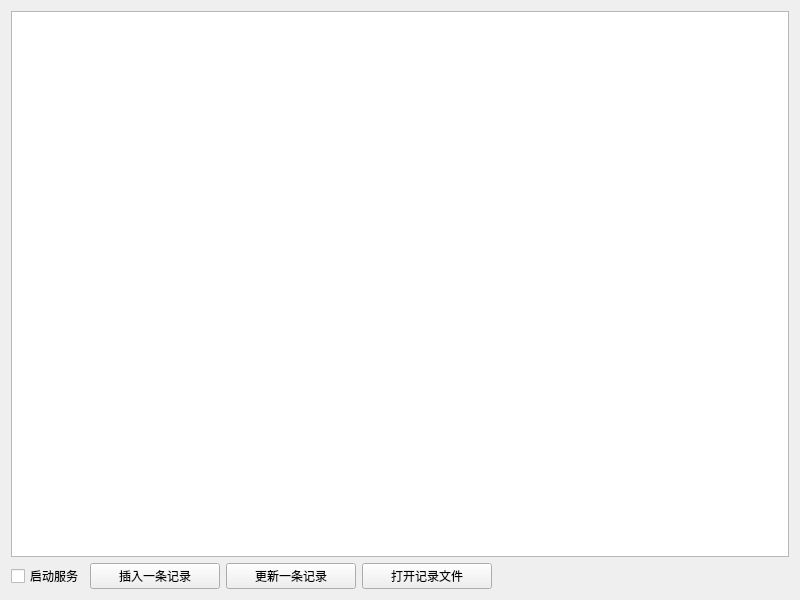
Above: saveruntime/frmsaveruntime.ui from feiyangqingyun/QWidgetDemo before the change. Below: the same form after it.
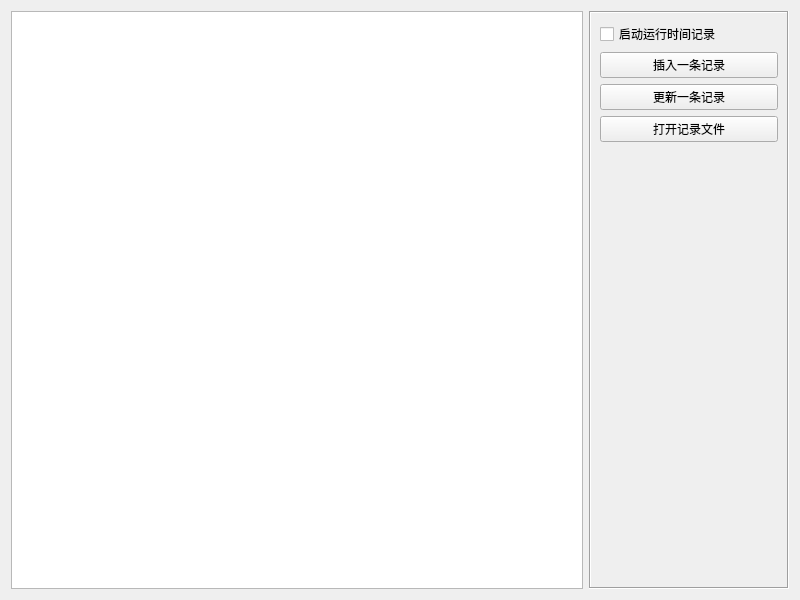
That is the form after the change.

```diff
--- a/saveruntime/frmsaveruntime.ui
+++ b/saveruntime/frmsaveruntime.ui
@@ -13,16 +13,35 @@
   <property name="windowTitle">
    <string>Form</string>
   </property>
-  <layout class="QVBoxLayout" name="verticalLayout">
-   <item>
-    <widget class="QTextEdit" name="txtMain"/>
-   </item>
-   <item>
     <layout class="QHBoxLayout" name="horizontalLayout">
      <item>
+    <widget class="QTextEdit" name="txtMain"/>
+   </item>
+   <item>
+    <widget class="QFrame" name="frame">
+     <property name="minimumSize">
+      <size>
+       <width>200</width>
+       <height>0</height>
+      </size>
+     </property>
+     <property name="maximumSize">
+      <size>
+       <width>200</width>
+       <height>16777215</height>
+      </size>
+     </property>
+     <property name="frameShape">
+      <enum>QFrame::Box</enum>
+     </property>
+     <property name="frameShadow">
+      <enum>QFrame::Sunken</enum>
+     </property>
+     <layout class="QVBoxLayout" name="verticalLayout">
+      <item>
       <widget class="QCheckBox" name="checkBox">
        <property name="text">
-        <string>启动服务</string>
+         <string>启动运行时间记录</string>
        </property>
       </widget>
      </item>
@@ -66,19 +85,20 @@
       </widget>
      </item>
      <item>
-      <spacer name="horizontalSpacer">
+       <spacer name="verticalSpacer">
        <property name="orientation">
-        <enum>Qt::Horizontal</enum>
+         <enum>Qt::Vertical</enum>
        </property>
        <property name="sizeHint" stdset="0">
         <size>
-         <width>40</width>
-         <height>20</height>
+          <width>20</width>
+          <height>40</height>
         </size>
        </property>
       </spacer>
      </item>
     </layout>
+    </widget>
    </item>
   </layout>
  </widget>
```
Lines whose indentation alone changed are shown as unchanged.
